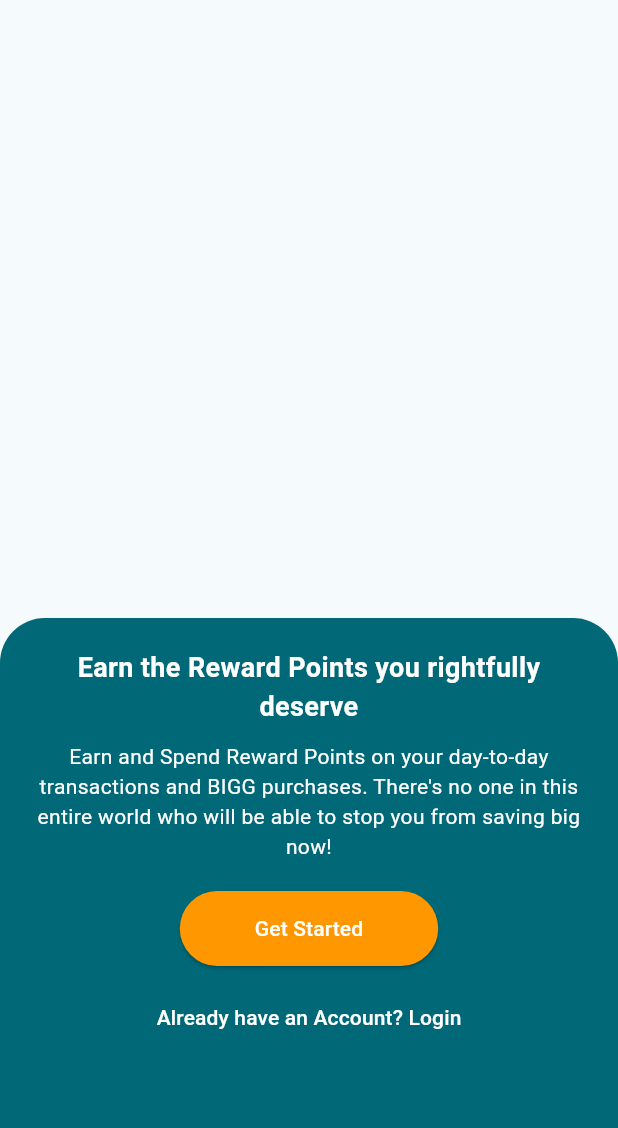
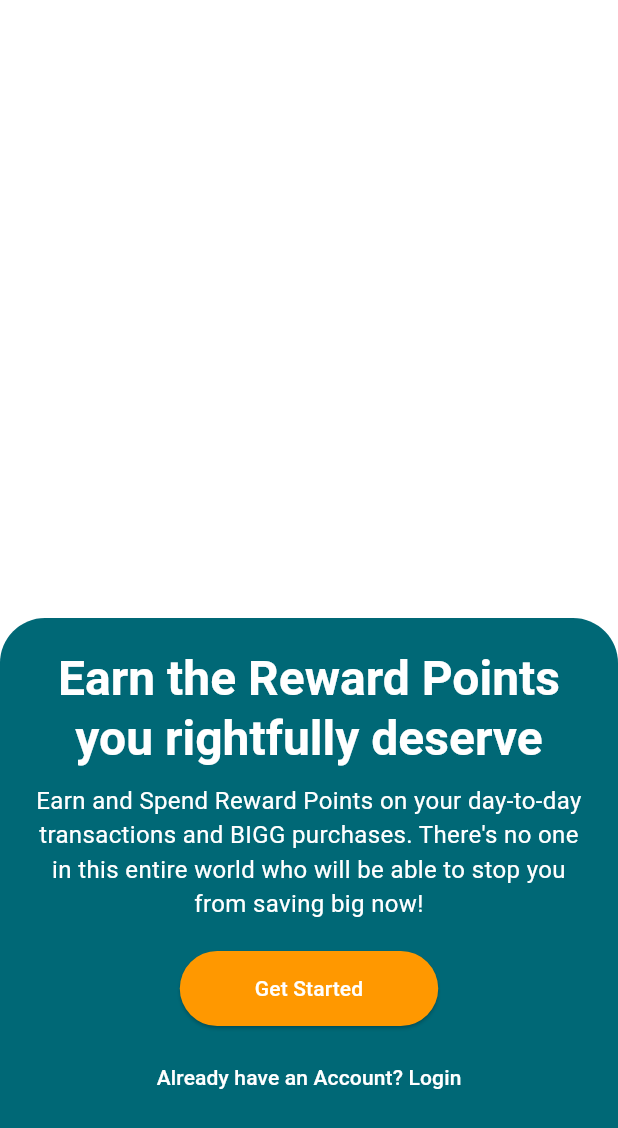
Before and after one commit to rayanry9/NPCI-Hackathon, a Flutter app: the screen it shows after launch, on a phone screen of 412 x 824 dp. Shown: the top 1128 px of the screen. Run offline on Flutter 3.47's test engine with Material 3 defaults, Android fonts, the phone set to English and light mode, and no system bars; our stand-ins replace google_fonts.

Commit message:
Feat: Theming

```diff
--- a/lib/constants/theme.dart
+++ b/lib/constants/theme.dart
@@ -1,6 +1,20 @@
 import 'package:flutter/material.dart';
+import 'package:google_fonts/google_fonts.dart';
 
 final lightTheme = ThemeData(
 	useMaterial3: true,
+
 	colorScheme: ColorScheme.fromSeed(seedColor: Colors.cyan),
+	textTheme: TextTheme(
+		headlineLarge: GoogleFonts.leagueSpartan(
+			fontSize: 32,
+			fontWeight: FontWeight.w600,
+			color: Colors.white,
+		),
+		bodyMedium: GoogleFonts.leagueSpartan(
+			fontSize: 16,
+			fontWeight: FontWeight.w400,
+			color: Colors.white,
+		)
+	)
 );
--- a/lib/main.dart
+++ b/lib/main.dart
@@ -1,5 +1,6 @@
 import 'package:flutter/material.dart';
 import 'package:uperks/constants/theme.dart';
+import 'package:uperks/screens/get_started.dart';
 import 'package:uperks/screens/home.dart';
 
 void main() {
@@ -15,79 +16,7 @@ class MyApp extends StatelessWidget {
     return MaterialApp(
       title: 'UPerks',
       theme: lightTheme,
-      home: const AuthStart(),
+      home: const GetStarted(),
     );
   }
 }
-
-class AuthStart extends StatelessWidget{
-  const AuthStart({super.key});
-  @override
-  Widget build(BuildContext context) {
-
-    return Scaffold(
-      body: Column(
-        children: [
-          Expanded(
-            flex: 8,
-            child: Container(
-              decoration: BoxDecoration(
-                /*image: DecorationImage(
-                  image:
-                  fit: BoxFit.cover,
-                )
-                */
-              )
-            )
-          ),
-          Expanded(
-            flex: 8,
-            child: Container(
-              padding: EdgeInsets.all(20),
-              decoration: BoxDecoration(
-              color: Theme.of(context).primaryColor,
-              borderRadius: BorderRadius.vertical(top: Radius.circular(30)),
-              ),
-              child: Column(
-                crossAxisAlignment: CrossAxisAlignment.center,
-                children: [
-                  Text("Earn the Reward Points you rightfully deserve",
-                    textAlign: TextAlign.center,
-                    style: TextStyle(fontSize: 18, fontWeight: FontWeight.bold, color: Colors.white),
-                  ),
-                  SizedBox(height: 10),
-                  Text("Earn and Spend Reward Points on your day-to-day transactions and BIGG purchases. There's no one in this entire world who will be able to stop you from saving big now!",
-                    textAlign: TextAlign.center,
-                    style: TextStyle(fontSize: 14, color: Colors.white)
-                  ),
-
-                  SizedBox(height: 20),
-                  ElevatedButton(
-                    onPressed: (){},
-                    style: ElevatedButton.styleFrom(
-                      backgroundColor: Colors.orange,
-                      foregroundColor: Colors.white,
-                      padding: EdgeInsets.symmetric(horizontal: 50, vertical: 15),
-                      shape: RoundedRectangleBorder(borderRadius: BorderRadius.circular(30)),
-                    ),
-                    child: Text('Get Started'),
-                  ),
-
-                  SizedBox(height: 10),
-                  TextButton(
-                    onPressed: (){},
-                    child: Text('Already have an Account? Login', style: TextStyle(color: Colors.white)),
-                  ),
-                  TextButton(
-                    onPressed: (){},
-                    child: Text('Are you a seller? Login or SignUp here'),
-                  ),
-                ],
-              ),
-            ),
-          ),
-        ],
-      ),
-    );
-  }
-}
--- a/lib/screens/get_started.dart
+++ b/lib/screens/get_started.dart
@@ -4,9 +4,73 @@ class GetStarted extends StatelessWidget{
 	const GetStarted({super.key});
 	@override
 	Widget build(BuildContext context) {
-		return Container(
-			padding: EdgeInsets.all(2),
-			child: Text("Get Started"),
-		);
+    return Container(
+			decoration: BoxDecoration(
+				borderRadius: BorderRadius.circular(2),
+				color:Color.from(alpha: 1, red: 255, green: 255, blue: 255),
+			),
+      child: Column(
+        children: [
+          Expanded(
+            flex: 8,
+            child: Container(
+              decoration: BoxDecoration(
+                /*image: DecorationImage(
+                  image:
+                  fit: BoxFit.cover,
+                )
+                */
+              )
+            )
+          ),
+          Expanded(
+            flex: 8,
+            child: Container(
+              padding: EdgeInsets.all(20),
+              decoration: BoxDecoration(
+              color: Theme.of(context).primaryColor,
+              borderRadius: BorderRadius.vertical(top: Radius.circular(30)),
+              ),
+              child: Column(
+                crossAxisAlignment: CrossAxisAlignment.center,
+                children: [
+                  Text("Earn the Reward Points you rightfully deserve",
+                    textAlign: TextAlign.center,
+										style: Theme.of(context).textTheme.headlineLarge,
+                  ),
+                  SizedBox(height: 10),
+                  Text("Earn and Spend Reward Points on your day-to-day transactions and BIGG purchases. There's no one in this entire world who will be able to stop you from saving big now!",
+                    textAlign: TextAlign.center,
+										style: Theme.of(context).textTheme.bodyMedium,
+                  ),
+
+                  SizedBox(height: 20),
+                  ElevatedButton(
+                    onPressed: (){},
+                    style: ElevatedButton.styleFrom(
+                      backgroundColor: Colors.orange,
+                      foregroundColor: Colors.white,
+                      padding: EdgeInsets.symmetric(horizontal: 50, vertical: 15),
+                      shape: RoundedRectangleBorder(borderRadius: BorderRadius.circular(30)),
+                    ),
+                    child: Text('Get Started'),
+                  ),
+
+                  SizedBox(height: 10),
+                  TextButton(
+                    onPressed: (){},
+                    child: Text('Already have an Account? Login', style: TextStyle(color: Colors.white)),
+                  ),
+                  TextButton(
+                    onPressed: (){},
+                    child: Text('Are you a seller? Login or SignUp here'),
+                  ),
+                ],
+              ),
+            ),
+          ),
+        ],
+      ),
+    );
 	}
 }
--- a/pubspec.yaml
+++ b/pubspec.yaml
@@ -34,6 +34,7 @@ dependencies:
   # The following adds the Cupertino Icons font to your application.
   # Use with the CupertinoIcons class for iOS style icons.
   cupertino_icons: ^1.0.8
+  google_fonts: ^6.2.1
 
 dev_dependencies:
   flutter_test:
```
Also changed, not shown: pubspec.lock, 1 other file.
